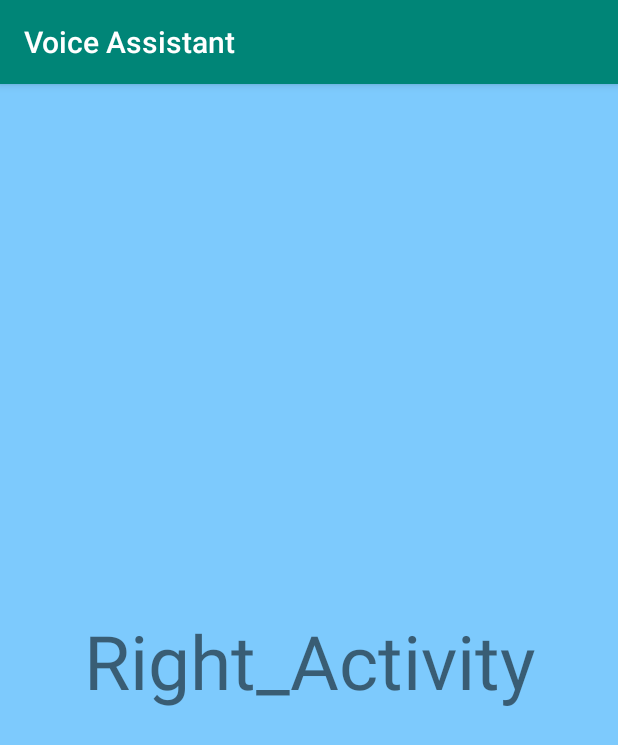
After one commit to neeromeero/voice-assistant, an Android app: the Right_activity screen opened directly, with no data from a screen before it, on a phone screen of 412 x 824 dp. The commit adds this screen. Shown: the top 745 px of the screen. Run offline under Robolectric (Android 15) with nearby library versions, the phone set to English and light mode, and no system bars.

Commit message:
+activity

```diff
--- a/app/build.gradle
+++ b/app/build.gradle
@@ -4,7 +4,7 @@ android {
     compileSdkVersion 28
     defaultConfig {
         applicationId "com.neeromeero.voiceassistant"
-        minSdkVersion 22
+        minSdkVersion 27
         targetSdkVersion 28
         versionCode 1
         versionName "1.0"
--- /dev/null
+++ b/app/src/main/java/com/neeromeero/voiceassistant/Right_activity.java
@@ -0,0 +1,29 @@
+package com.neeromeero.voiceassistant;
+
+import android.content.Intent;
+import android.support.v7.app.AppCompatActivity;
+import android.os.Bundle;
+import android.view.View;
+import android.widget.Button;
+
+public class Right_activity extends AppCompatActivity {
+
+    //protected Button to_mid_2;
+
+
+    @Override
+    protected void onCreate(Bundle savedInstanceState) {
+        super.onCreate(savedInstanceState);
+        setContentView(R.layout.right_activity);
+
+        /*to_mid_2 = findViewById(R.id.right_button);
+
+        to_mid_2.setOnClickListener(new View.OnClickListener() {
+            @Override
+            public void onClick(View v) {
+                Intent intent4 = new Intent("com.neeromeero.voiceassistant.MainActivity");
+                startActivity(intent4);
+            }
+        });*/
+    }
+}
--- a/app/src/main/java/com/neeromeero/voiceassistant/Weather.java
+++ b/app/src/main/java/com/neeromeero/voiceassistant/Weather.java
@@ -55,7 +55,6 @@ public class Weather {
                 String result = "там сейчас " + apiResult.current.condition.text +
                 ", где-то " + apiResult.current.temperature.intValue() + " градусов";
                 callback.accept(result);
-
             }
 
             @Override
--- /dev/null
+++ b/app/src/main/res/layout/right_activity.xml
@@ -0,0 +1,25 @@
+<?xml version="1.0" encoding="utf-8"?>
+<android.support.constraint.ConstraintLayout xmlns:android="http://schemas.android.com/apk/res/android"
+    xmlns:app="http://schemas.android.com/apk/res-auto"
+    xmlns:tools="http://schemas.android.com/tools"
+    android:layout_width="match_parent"
+    android:layout_height="match_parent"
+    android:background="#BA50B9FF"
+    tools:context=".Right_activity">
+
+    <TextView
+        android:id="@+id/textView4"
+        android:layout_width="wrap_content"
+        android:layout_height="wrap_content"
+        android:layout_marginStart="8dp"
+        android:layout_marginTop="8dp"
+        android:layout_marginEnd="8dp"
+        android:layout_marginBottom="8dp"
+        android:text="Right_Activity"
+        android:textSize="50sp"
+        app:layout_constraintBottom_toBottomOf="parent"
+        app:layout_constraintEnd_toEndOf="parent"
+        app:layout_constraintStart_toStartOf="parent"
+        app:layout_constraintTop_toTopOf="parent" />
+
+</android.support.constraint.ConstraintLayout>
--- a/app/src/main/res/values/strings.xml
+++ b/app/src/main/res/values/strings.xml
@@ -1,3 +1,5 @@
 <resources>
     <string name="app_name">Voice Assistant</string>
+    <string name="input_question">Введите ваш вопрос</string>
+    <string name="Send">Отправить</string>
 </resources>
--- a/build.gradle
+++ b/build.gradle
@@ -7,7 +7,7 @@ buildscript {
 
     }
     dependencies {
-        classpath 'com.android.tools.build:gradle:3.3.2'
+        classpath 'com.android.tools.build:gradle:3.4.1'
 
         // NOTE: Do not place your application dependencies here; they belong
         // in the individual module build.gradle files
```
Also changed, not shown: app/src/main/AndroidManifest.xml (+18 -4 lines), app/src/main/java/com/neeromeero/voiceassistant/AI.java (+35 -12 lines), app/src/main/java/com/neeromeero/voiceassistant/Left_activity.java (added, +30 -0 lines), app/src/main/java/com/neeromeero/voiceassistant/MainActivity.java (+26 -1 lines), app/src/main/res/layout/activity_main.xml (+21 -4 lines), app/src/main/res/layout/left_activity.xml (added, +25 -0 lines), gradle/wrapper/gradle-wrapper.properties.
